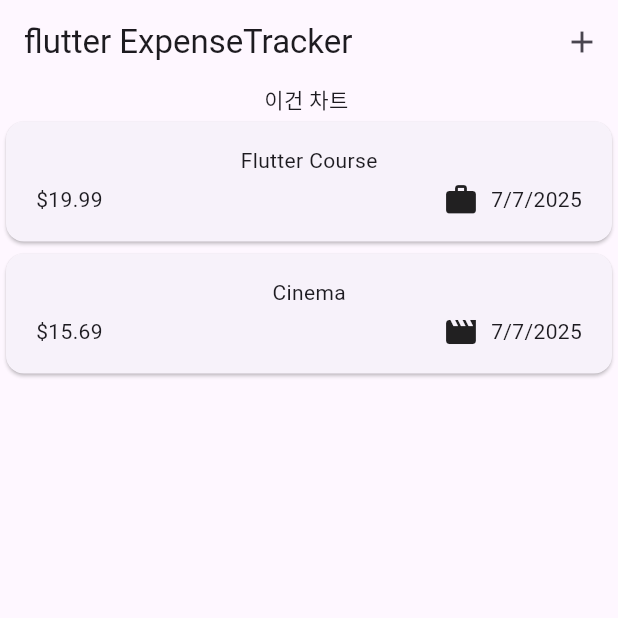
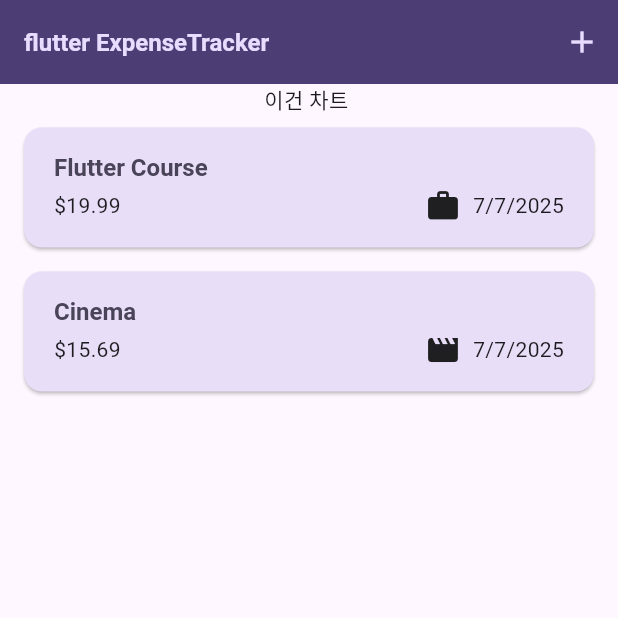
Before and after one commit to chogigang/expense_tracker, a Flutter app: the screen it shows after launch, on a phone screen of 412 x 824 dp, the top half of it. Run offline on Flutter 3.47's test engine with Material 3 defaults, Android fonts, the phone set to English and light mode, and no system bars.

Commit message:
theme,다크모드

```diff
--- a/lib/main.dart
+++ b/lib/main.dart
@@ -5,13 +5,74 @@ void main() {
   runApp(const MyApp());
 }
 
+var KColorScheme = ColorScheme.fromSeed(
+  seedColor: const Color.fromARGB(255, 96, 59, 181),
+);
+
+var KDarkColorScheme = ColorScheme.fromSeed(
+  brightness: Brightness.dark,
+  seedColor: const Color.fromARGB(255, 5, 99, 125),
+);
+
+/*
+ThemeData.dark(
+  useMaterial3: true,
+  colorScheme: kColorScheme,
+  cardTheme: ...
+)
+*/
 class MyApp extends StatelessWidget {
   const MyApp({super.key});
 
   @override
   Widget build(BuildContext context) {
-    return const MaterialApp(
-      home: Expenses(),
+    return MaterialApp(
+      darkTheme: ThemeData.dark().copyWith(
+        //기기의 다크모드에 따라 앱도 다크모드로 바뀜
+        colorScheme: KDarkColorScheme,
+        cardTheme: const CardTheme().copyWith(
+          color: KDarkColorScheme
+              .secondaryContainer, // secondaryContainer 플러터가 지정한 컬러
+          margin: const EdgeInsets.symmetric(horizontal: 16, vertical: 8),
+        ),
+        elevatedButtonTheme: ElevatedButtonThemeData(
+          ////버튼설정
+          style: ElevatedButton.styleFrom(
+            backgroundColor: KDarkColorScheme.primaryContainer,
+            foregroundColor: KDarkColorScheme.onPrimaryContainer,
+          ),
+        ),
+      ),
+      theme: ThemeData().copyWith(
+        colorScheme: KColorScheme,
+        appBarTheme: const AppBarTheme().copyWith(
+          backgroundColor: KColorScheme.onPrimaryContainer,
+          foregroundColor: KColorScheme.primaryContainer,
+        ),
+        cardTheme: const CardTheme().copyWith(
+          color:
+              KColorScheme.secondaryContainer, // secondaryContainer 플러터가 지정한 컬러
+          margin: const EdgeInsets.symmetric(
+              horizontal: 16,
+              vertical:
+                  8), //위젯 여백    symmetric 사용시 수평 수직 설정  horizontal 수평  vertical 수직
+        ),
+        elevatedButtonTheme: ElevatedButtonThemeData(
+          style: ElevatedButton.styleFrom(
+            backgroundColor: KColorScheme.primaryContainer,
+          ),
+        ), // 이매채는 copyWith이 없음
+        textTheme: ThemeData().textTheme.copyWith(
+              titleLarge: TextStyle(
+                fontWeight: FontWeight.bold, //nomal ,bold 두껍게
+                // color: Colors.red, //컬러 설정해도 배경화면에 따라 색이 안변하는 경우도 있다.
+                color: KColorScheme.onSecondaryContainer,
+                fontSize: 16,
+              ), //타이틀 텍스트
+            ),
+      ),
+      //themeMode: ThemeMode.system,// default
+      home: const Expenses(),
     );
   }
 }
--- a/lib/widgets/expenses_list/expenses_item.dart
+++ b/lib/widgets/expenses_list/expenses_item.dart
@@ -14,8 +14,12 @@ class ExpenseItem extends StatelessWidget {
           vertical: 16,
         ),
         child: Column(
+          crossAxisAlignment: CrossAxisAlignment.start, //가로축 정렬
           children: [
-            Text(expense.title),
+            Text(
+              expense.title,
+              style: Theme.of(context).textTheme.titleLarge,
+            ), //main에서 설정한 titleLarge 에 설정된 설정을 불러온다.
             const SizedBox(height: 4),
             Row(
               children: [
--- a/lib/widgets/expenses_list/expenses_list.dart
+++ b/lib/widgets/expenses_list/expenses_list.dart
@@ -17,6 +17,13 @@ class ExpensesList extends StatelessWidget {
     return ListView.builder(
       itemCount: expenses.length,
       itemBuilder: (ctx, index) => Dismissible(
+        //밀어서 삭제
+        background: Container(
+          color: Theme.of(context).colorScheme.error.withOpacity(0.75), //
+          margin: EdgeInsets.symmetric(
+            horizontal: Theme.of(context).cardTheme.margin!.horizontal,
+          ),
+        ),
         key: ValueKey(expenses[index]),
         onDismissed: (direction) {
           onRemoveExpense(expenses[index]);
```
Also changed, not shown: pubspec.lock, 3 other files.
